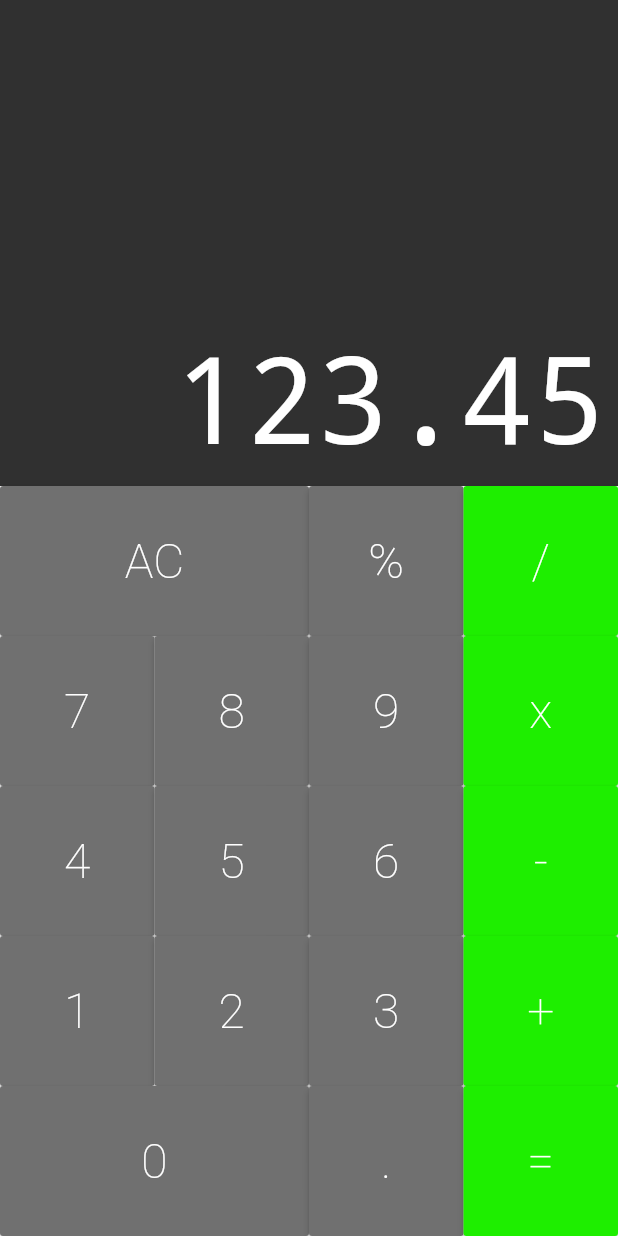
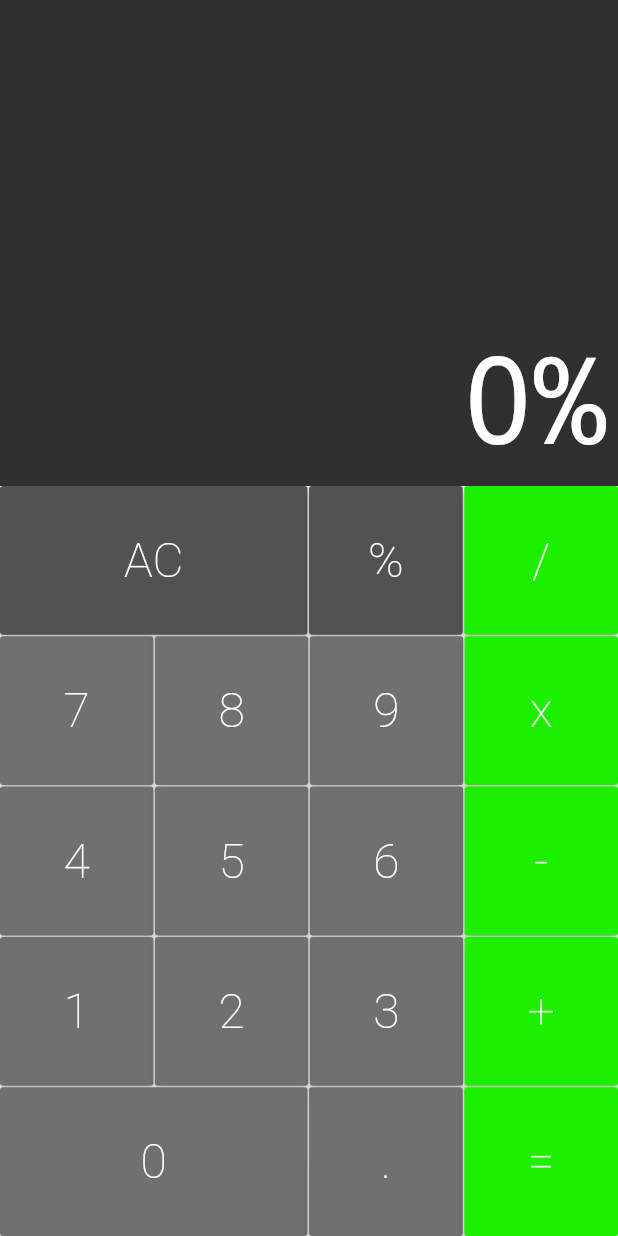
Before and after one commit to PauloAlves8039/flutter_calculadora, a Flutter app: the screen it shows after launch, after a tap on an icon or button, on a phone screen of 412 x 824 dp. Run offline on Flutter 3.47's test engine with Material 2 defaults, Android fonts, the phone set to English and light mode, and no system bars; drawn by our look-alikes of auto_size_text.

```diff
--- a/lib/components/button.dart
+++ b/lib/components/button.dart
@@ -8,23 +8,27 @@ class Button extends StatelessWidget {
   final String text;
   final bool big;
   final Color color;
+  final void Function(String) cb;
 
   Button({
     @required this.text,
     this.big = false,
     this.color = DEFAULT,
+    @required this.cb,
   });
 
   Button.big({
     @required this.text,
     this.big = true,
     this.color = DEFAULT,
+    @required this.cb,
   });
 
   Button.opration({
     @required this.text,
     this.big = false,
     this.color = OPERATION,
+    @required this.cb,
   });
 
   @override
@@ -41,7 +45,7 @@ class Button extends StatelessWidget {
             fontWeight: FontWeight.w200,
           ),
         ),
-        onPressed: () {},
+        onPressed: () => cb(text),
       ),
     );
   }
--- a/lib/components/button_row.dart
+++ b/lib/components/button_row.dart
@@ -11,7 +11,10 @@ class ButtonRow extends StatelessWidget {
       flex: 1,
       child: Row(
         crossAxisAlignment: CrossAxisAlignment.stretch,
-        children: buttons,
+        children: buttons.fold(<Widget>[], (list, b) {
+          list.isEmpty ? list.add(b) : list.addAll([SizedBox(width: 1), b]);
+          return list;
+        }),
       ),
     );
   }
--- a/lib/components/keyboard.dart
+++ b/lib/components/keyboard.dart
@@ -3,6 +3,10 @@ import 'package:flutter_calculadora/components/button.dart';
 import 'package:flutter_calculadora/components/button_row.dart';
 
 class Keyboard extends StatelessWidget {
+  final void Function(String) cb;
+
+  Keyboard(this.cb);
+
   @override
   Widget build(BuildContext context) {
     return Container(
@@ -10,32 +14,36 @@ class Keyboard extends StatelessWidget {
       child: Column(
         children: <Widget>[
           ButtonRow([
-            Button.big(text: "AC"),
-            Button(text: "%"),
-            Button.opration(text: "/"),
+            Button.big(text: "AC", color: Button.DARK, cb: cb),
+            Button(text: "%", color: Button.DARK, cb: cb),
+            Button.opration(text: "/", cb: cb),
           ]),
+          SizedBox(height: 1),
           ButtonRow([
-            Button(text: "7"),
-            Button(text: "8"),
-            Button(text: "9"),
-            Button.opration(text: "x"),
+            Button(text: "7", cb: cb),
+            Button(text: "8", cb: cb),
+            Button(text: "9", cb: cb),
+            Button.opration(text: "x", cb: cb),
           ]),
+          SizedBox(height: 1),
           ButtonRow([
-            Button(text: "4"),
-            Button(text: "5"),
-            Button(text: "6"),
-            Button.opration(text: "-"),
+            Button(text: "4", cb: cb),
+            Button(text: "5", cb: cb),
+            Button(text: "6", cb: cb),
+            Button.opration(text: "-", cb: cb),
           ]),
+          SizedBox(height: 1),
           ButtonRow([
-            Button(text: "1"),
-            Button(text: "2"),
-            Button(text: "3"),
-            Button.opration(text: "+"),
+            Button(text: "1", cb: cb),
+            Button(text: "2", cb: cb),
+            Button(text: "3", cb: cb),
+            Button.opration(text: "+", cb: cb),
           ]),
+          SizedBox(height: 1),
           ButtonRow([
-            Button.big(text: "0"),
-            Button(text: "."),
-            Button.opration(text: "="),
+            Button.big(text: "0", cb: cb),
+            Button(text: ".", cb: cb),
+            Button.opration(text: "=", cb: cb),
           ]),
         ],
       ),
--- a/lib/models/memory.dart
+++ b/lib/models/memory.dart
@@ -1,3 +1,19 @@
-import 'package:flutter/material.dart';
+class Memory {
+  String _value = "0";
 
-class Memory {}
+  void applyCommand(String command) {
+    if (command == "AC") {
+      _allClear();
+    } else {
+      _value += command;
+    }
+  }
+
+  _allClear() {
+    _value = "0";
+  }
+
+  String get value {
+    return _value;
+  }
+}
--- a/lib/screens/calculator.dart
+++ b/lib/screens/calculator.dart
@@ -1,15 +1,29 @@
 import 'package:flutter/material.dart';
 import 'package:flutter_calculadora/components/display.dart';
 import 'package:flutter_calculadora/components/keyboard.dart';
+import 'package:flutter_calculadora/models/memory.dart';
 
-class Calculator extends StatelessWidget {
+class Calculator extends StatefulWidget {
+  @override
+  _CalculatorState createState() => _CalculatorState();
+}
+
+class _CalculatorState extends State<Calculator> {
+  final Memory memory = Memory();
+
+  _onPressed(String command) {
+    setState(() {
+      memory.applyCommand(command);
+    });
+  }
+
   @override
   Widget build(BuildContext context) {
     return MaterialApp(
       home: Column(
         children: <Widget>[
-          Display("123.45"),
-          Keyboard(),
+          Display(memory.value),
+          Keyboard(_onPressed),
         ],
       ),
     );
```
